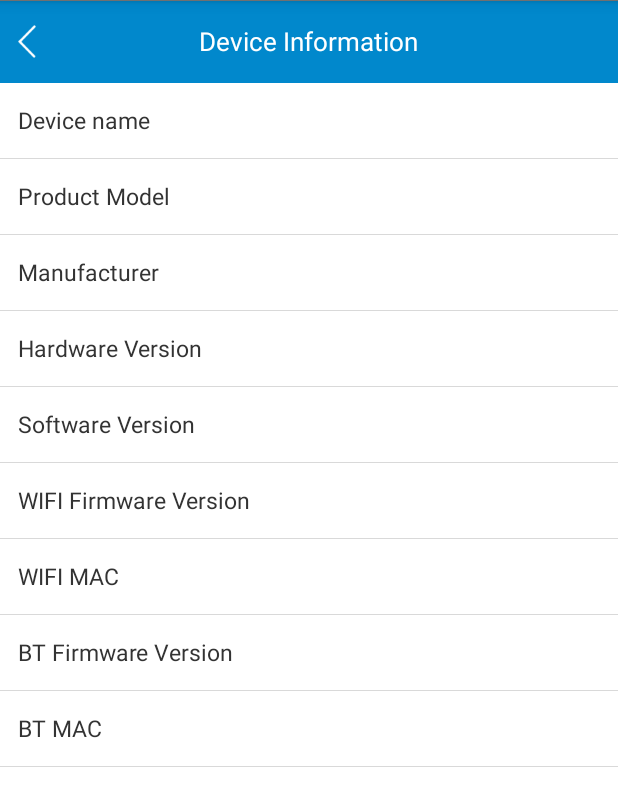
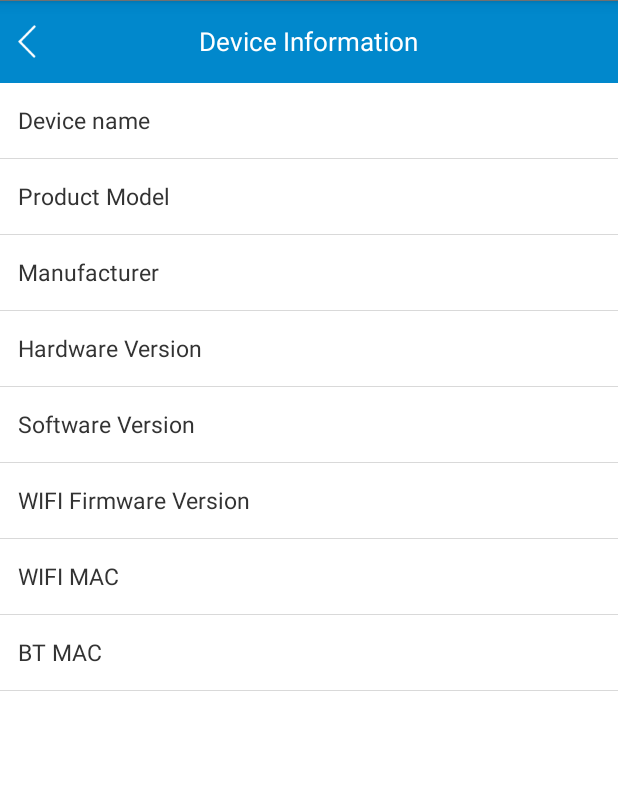
Before and after one commit to MKScannerPro/MKGW-mini-02-32D_Android, an Android app: the DeviceInformationActivity screen opened directly, with no data from a screen before it, on a phone screen of 412 x 824 dp. Shown: the top 806 px of the screen. Run offline under Robolectric (Android 15) with nearby library versions, the phone set to English and light mode, and no system bars; our stand-ins replace EventBus; libraries missing offline, so code that uses them is left out: com.elvishew.xlog; 1 statement that could not run was skipped.

Commit message:
蓝牙协议去掉蓝牙固件版本；MQTT协议增加蓝牙固件版本信息

```diff
--- a/app/src/main/java/com/moko/mkmini0232d/activity/DeviceInformationActivity.java
+++ b/app/src/main/java/com/moko/mkmini0232d/activity/DeviceInformationActivity.java
@@ -26,6 +26,8 @@ public class DeviceInformationActivity extends BaseActivity<ActivityDeviceInfoMi
 
     @Override
     protected void onCreate() {
+        mBind.layoutBTFirmware.setVisibility(View.GONE);
+        mBind.lineBTFirmware.setVisibility(View.GONE);
         showLoadingProgressDialog();
         List<OrderTask> orderTasks = new ArrayList<>(10);
         orderTasks.add(OrderTaskAssembler.getDeviceName());
@@ -35,7 +37,6 @@ public class DeviceInformationActivity extends BaseActivity<ActivityDeviceInfoMi
         orderTasks.add(OrderTaskAssembler.getWifiSoftwareVersion());
         orderTasks.add(OrderTaskAssembler.getWifiFirmwareVersion());
         orderTasks.add(OrderTaskAssembler.getWifiMac());
-        orderTasks.add(OrderTaskAssembler.getBleFirmwareVersion());
         orderTasks.add(OrderTaskAssembler.getBleMac());
         MokoSupport.getInstance().sendOrder(orderTasks.toArray(new OrderTask[]{}));
     }
@@ -75,9 +76,6 @@ public class DeviceInformationActivity extends BaseActivity<ActivityDeviceInfoMi
                     break;
                 case CHAR_HARDWARE_REVISION:
                     mBind.tvDeviceHardwareVersion.setText(new String(value));
-                    break;
-                case CHAR_FIRMWARE_REVISION:
-                    mBind.tvBtFirmwareVersion.setText(new String(value));
                     break;
                 case CHAR_PARAMS:
                     if (value.length >= 4) {
--- a/app/src/main/java/com/moko/mkmini0232d/activity/set/DeviceInfoActivity.java
+++ b/app/src/main/java/com/moko/mkmini0232d/activity/set/DeviceInfoActivity.java
@@ -81,8 +81,7 @@ public class DeviceInfoActivity extends BaseActivity<ActivityDeviceInfoMini0232d
             mBind.tvDeviceHardwareVersion.setText(result.data.get("hardware_version").getAsString());
             mBind.tvDeviceSoftwareVersion.setText(result.data.get("software_version").getAsString());
             mBind.tvWifiFirmwareVersion.setText(result.data.get("firmware_version").getAsString());
-            // TODO: 2024/8/14  固件在下个版本加上蓝牙固件版本
-//            mBind.tvBtFirmwareVersion.setText(result.data.get("slave_firmware_version").getAsString());
+            mBind.tvBtFirmwareVersion.setText(result.data.get("sl_firmware_version").getAsString());
             mBind.tvWifiMac.setText(result.data.get("wifi_mac").getAsString().toUpperCase());
             mBind.tvBtMac.setText(result.data.get("ble_mac").getAsString().toUpperCase());
         }
--- a/app/src/main/res/layout/activity_device_info_mini02_32d.xml
+++ b/app/src/main/res/layout/activity_device_info_mini02_32d.xml
@@ -229,6 +229,7 @@
         android:background="@color/grey_d9d9d9" />
 
     <LinearLayout
+        android:id="@+id/layoutBTFirmware"
         android:layout_width="match_parent"
         android:layout_height="50dp"
         android:paddingLeft="12dp"
@@ -253,6 +254,7 @@
     </LinearLayout>
 
     <View
+        android:id="@+id/lineBTFirmware"
         style="@style/divider_line"
         android:background="@color/grey_d9d9d9" />
 
--- a/mokosupport/src/main/java/com/moko/support/mini0232d/OrderTaskAssembler.java
+++ b/mokosupport/src/main/java/com/moko/support/mini0232d/OrderTaskAssembler.java
@@ -64,10 +64,10 @@ public class OrderTaskAssembler {
 //        return task;
 //    }
 
-    public static OrderTask getBleFirmwareVersion() {
-        GetFirmwareRevisionTask task = new GetFirmwareRevisionTask();
-        return task;
-    }
+//    public static OrderTask getBleFirmwareVersion() {
+//        GetFirmwareRevisionTask task = new GetFirmwareRevisionTask();
+//        return task;
+//    }
 
     public static OrderTask getBleMac() {
         ParamsTask task = new ParamsTask();
```
